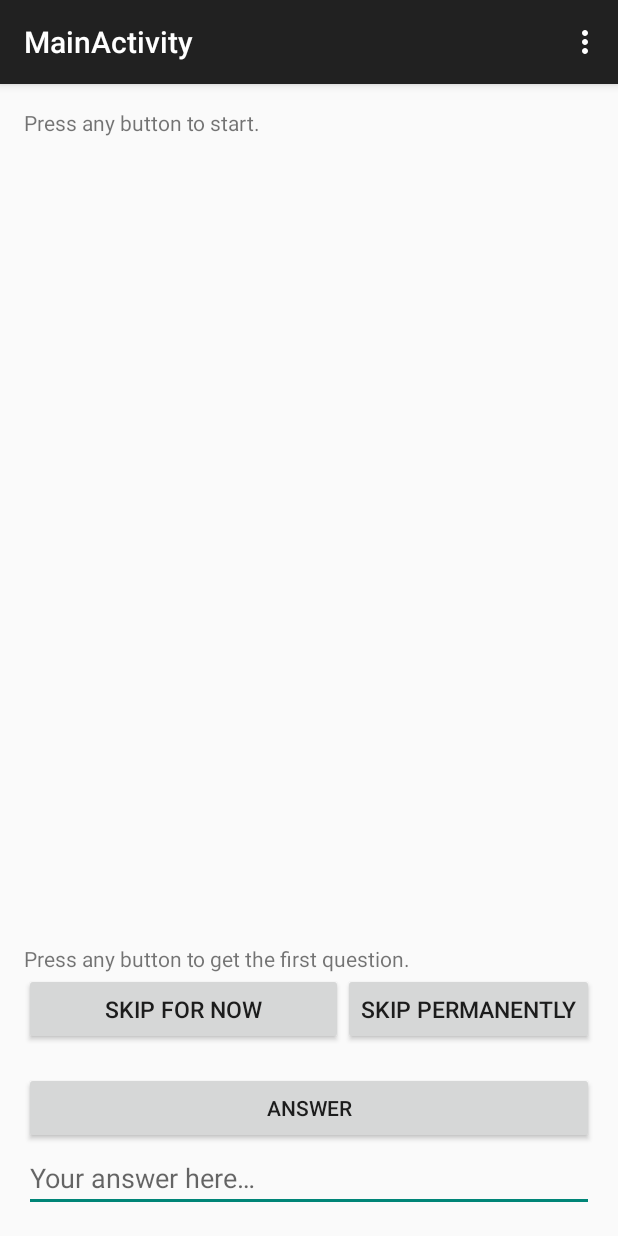
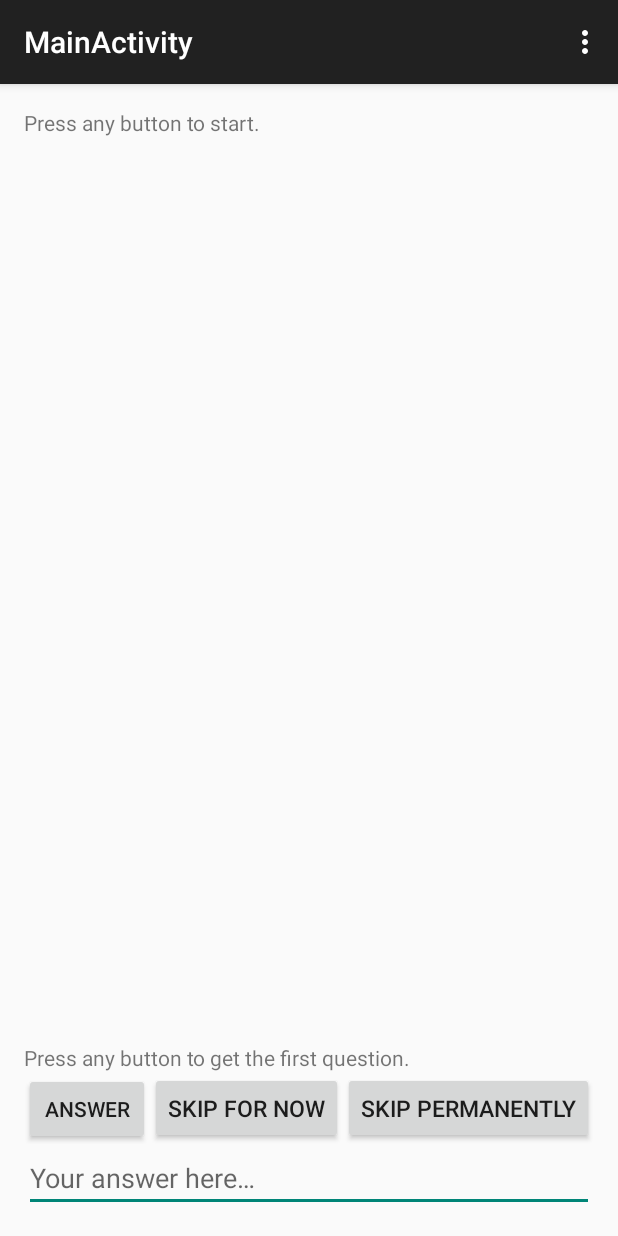
Before and after one commit to kylemsguy/tcas-mobile, an Android app: the AnswerActivity screen opened directly, with no data from a screen before it, on a phone screen of 412 x 824 dp. Run offline under Robolectric (Android 15) with nearby library versions, the phone set to English and light mode, and no system bars; network calls fail.

Commit message:
Rearranged Question Answer fragment

```diff
--- a/app/src/main/java/com/kylemsguy/tcasmobile/LoginActivity2.java
+++ b/app/src/main/java/com/kylemsguy/tcasmobile/LoginActivity2.java
@@ -152,7 +152,7 @@ public class LoginActivity2 extends ActionBarActivity {
                 .getNetworkInfo(ConnectivityManager.TYPE_WIFI);
 
         return ((mobileNwInfo == null ? false : mobileNwInfo.isConnected()) ||
-				(wifiNwInfo == null ? false	: wifiNwInfo.isConnected()));
+                (wifiNwInfo == null ? false : wifiNwInfo.isConnected()));
     }
 
     private void showDialog(String message) {
--- a/app/src/main/res/layout/fragment_answer.xml
+++ b/app/src/main/res/layout/fragment_answer.xml
@@ -6,19 +6,19 @@
     android:paddingLeft="@dimen/activity_horizontal_margin"
     android:paddingRight="@dimen/activity_horizontal_margin"
     android:paddingTop="@dimen/activity_vertical_margin"
-    tools:context="com.kylemsguy.tcasmobile.MainActivity$PlaceholderFragment" >
+    tools:context="com.kylemsguy.tcasmobile.MainActivity$PlaceholderFragment">
 
     <ScrollView
         android:id="@+id/textAreaScroller"
         android:layout_width="fill_parent"
         android:layout_height="wrap_content"
         android:layout_above="@+id/idLinearLayout"
+        android:layout_alignParentTop="true"
         android:layout_below="@id/top_action_bar"
         android:fillViewport="true"
-        android:layout_alignParentTop="true"
-        android:scrollbars="vertical" >
+        android:scrollbars="vertical">
 
-        <TextView
+    <TextView
             android:id="@+id/questionText"
             android:layout_width="fill_parent"
             android:layout_height="wrap_content"
@@ -27,61 +27,62 @@
 
     </ScrollView>
 
+    <TextView
+        android:id="@+id/questionId"
+        android:layout_width="wrap_content"
+        android:layout_height="wrap_content"
+        android:text="@string/temp_press_skip"
+        android:layout_above="@+id/idLinearLayout"
+        android:layout_alignParentLeft="true"
+        android:layout_alignParentStart="true" />
+
     <LinearLayout
         android:id="@+id/idLinearLayout"
-        android:layout_width="wrap_content"
+        android:layout_width="match_parent"
         android:layout_height="wrap_content"
-        android:layout_above="@+id/btnSkipPerm"
-        android:layout_alignLeft="@+id/textAreaScroller" >
+        android:layout_above="@+id/answerField"
+        android:layout_alignLeft="@+id/textAreaScroller"
+        android:layout_alignStart="@+id/textAreaScroller"
+        android:weightSum="1">
 
-        <TextView
-            android:id="@+id/questionId"
+        <Button
+            android:id="@+id/btnSubmit"
             android:layout_width="wrap_content"
             android:layout_height="wrap_content"
-            android:text="@string/temp_press_skip" />
+            android:onClick="submitAnswer"
+            android:text="@string/answer"
+            android:layout_weight="1.06" />
+
+        <Button
+            android:id="@+id/btnSkipTemp"
+            android:layout_width="wrap_content"
+            android:layout_height="wrap_content"
+            android:onClick="skipTemp"
+            android:text="@string/skip_temp"
+            android:textSize="15sp" />
+
+        <Button
+            android:id="@+id/btnSkipPerm"
+            android:layout_width="wrap_content"
+            android:layout_height="wrap_content"
+            android:onClick="skipPerm"
+            android:text="@string/skip_perm"
+            android:textSize="15sp" />
+
     </LinearLayout>
 
     <EditText
         android:id="@+id/answerField"
         android:layout_width="wrap_content"
         android:layout_height="wrap_content"
-        android:layout_alignLeft="@+id/btnSubmit"
         android:layout_alignParentBottom="true"
-        android:layout_alignRight="@+id/btnSkipPerm"
         android:ems="10"
         android:hint="@string/response_prompt"
-        android:inputType="textMultiLine|textCapSentences" />
+        android:inputType="textMultiLine|textCapSentences"
+        android:layout_alignParentLeft="true"
+        android:layout_alignParentStart="true"
+        android:layout_alignParentRight="true"
+        android:layout_alignParentEnd="true" />
 
-    <Button
-        android:id="@+id/btnSubmit"
-        android:layout_width="wrap_content"
-        android:layout_height="wrap_content"
-        android:layout_above="@+id/answerField"
-        android:layout_alignLeft="@+id/btnSkipTemp"
-        android:layout_alignRight="@+id/btnSkipPerm"
-        android:onClick="submitAnswer"
-        android:text="@string/answer" />
-
-    <Button
-        android:id="@+id/btnSkipPerm"
-        android:layout_width="wrap_content"
-        android:layout_height="wrap_content"
-        android:layout_above="@+id/btnSubmit"
-        android:layout_alignRight="@+id/textAreaScroller"
-        android:layout_marginBottom="18dp"
-        android:onClick="skipPerm"
-        android:text="@string/skip_perm"
-        android:textSize="15sp" />
-
-    <Button
-        android:id="@+id/btnSkipTemp"
-        android:layout_width="wrap_content"
-        android:layout_height="wrap_content"
-        android:layout_alignLeft="@+id/idLinearLayout"
-        android:layout_below="@+id/idLinearLayout"
-        android:layout_toLeftOf="@+id/btnSkipPerm"
-        android:onClick="skipTemp"
-        android:text="@string/skip_temp"
-        android:textSize="15sp" />
 
 </RelativeLayout>
```
Lines whose indentation alone changed are shown as unchanged.
